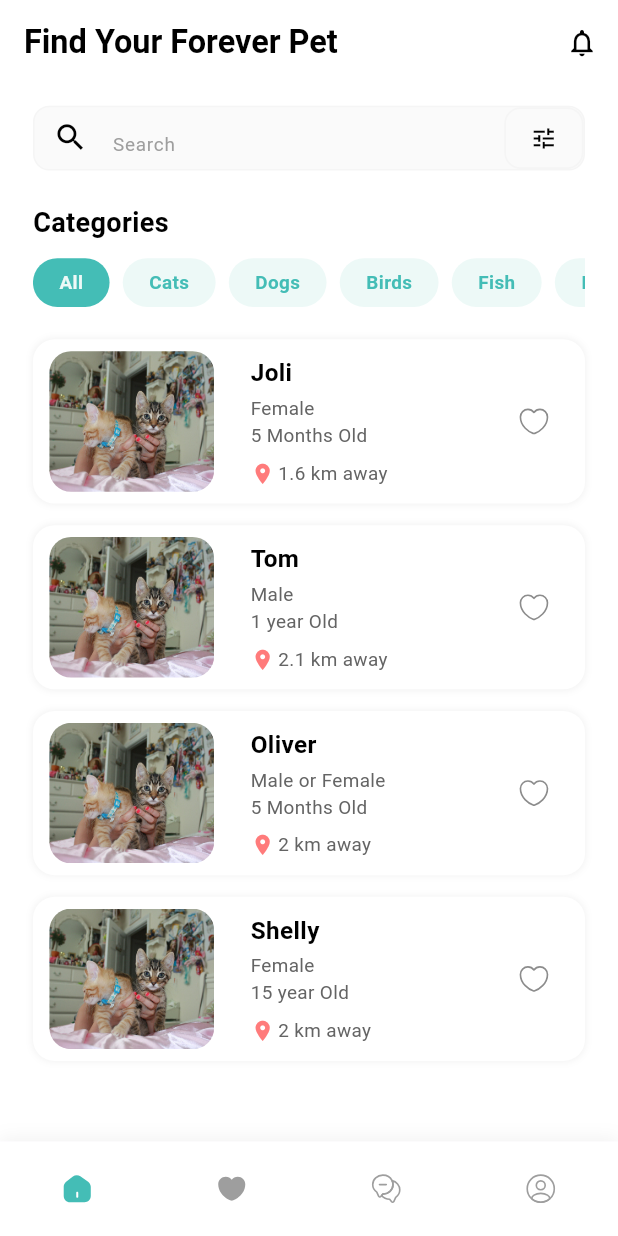
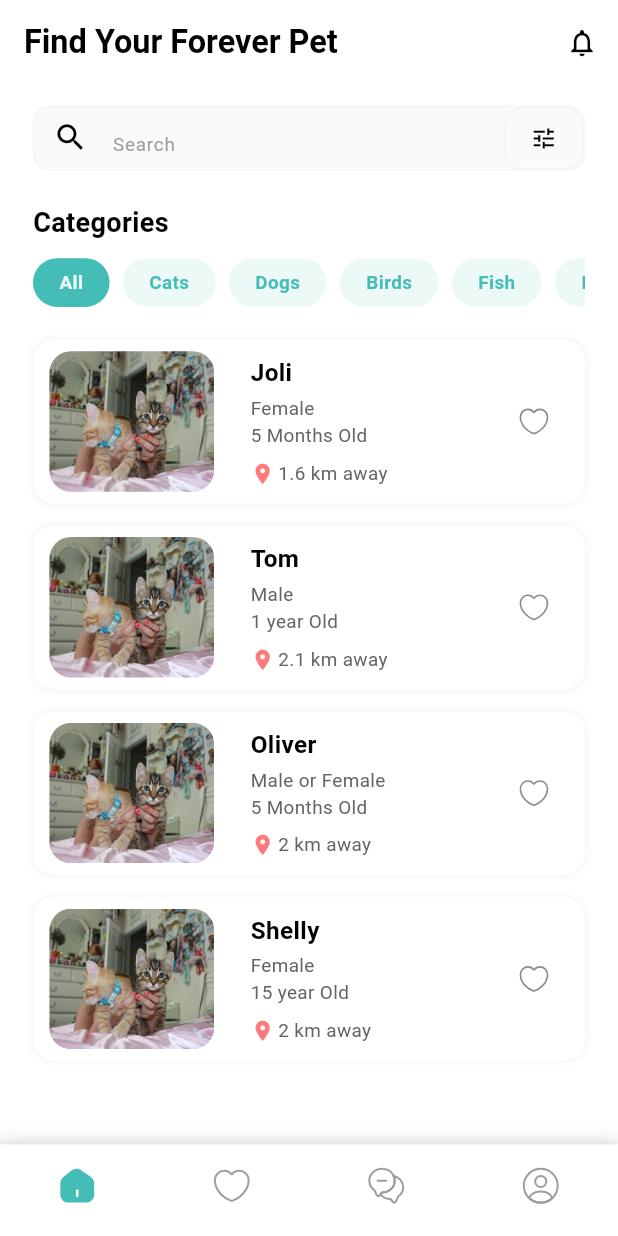
Before and after one commit to osamamohamedr1/pet-finder-task, a Flutter app: the screen it shows after launch, on a phone screen of 412 x 824 dp. Run offline on Flutter 3.47's test engine with Material 3 defaults, Android fonts, the phone set to English and light mode, and no system bars; our stand-ins replace dio, flutter_screenutil, flutter_svg, pretty_dio_logger; Roboto replaces fonts that are missing (SF Pro Display).

Commit message:
update bottom bar

```diff
--- a/lib/features/bottom_bar/presentation/views/bottom_bar.dart
+++ b/lib/features/bottom_bar/presentation/views/bottom_bar.dart
@@ -1,5 +1,8 @@
 import 'package:flutter/material.dart';
-import 'package:pet_finder/features/bottom_bar/presentation/widgets/custom_bottom_nav_bar.dart';
+import 'package:flutter_screenutil/flutter_screenutil.dart';
+import 'package:flutter_svg/flutter_svg.dart';
+import 'package:pet_finder/core/helpers/assets.dart';
+import 'package:pet_finder/core/theme/colors_manager.dart';
 import 'package:pet_finder/features/pets/presentation/views/pets_view.dart';
 
 class BottomBar extends StatefulWidget {
@@ -14,9 +17,9 @@ class _BottomBarState extends State<BottomBar> {
 
   final List<Widget> _screens = [
     const PetsView(),
-    const Placeholder(), // Favorites screen - TODO
-    const Placeholder(), // Messages screen - TODO
-    const Placeholder(), // Profile screen - TODO
+    const Placeholder(),
+    const Placeholder(),
+    const Placeholder(),
   ];
 
   void _onTabTapped(int index) {
@@ -25,13 +28,79 @@ class _BottomBarState extends State<BottomBar> {
     });
   }
 
+  Widget _buildIcon(String activeIcon, String inactiveIcon, bool isActive) {
+    return SvgPicture.asset(
+      isActive ? activeIcon : inactiveIcon,
+      width: 30.w,
+      height: 30.h,
+      colorFilter: ColorFilter.mode(
+        isActive ? ColorsManager.iconActive : ColorsManager.iconInactive,
+        BlendMode.srcIn,
+      ),
+    );
+  }
+
   @override
   Widget build(BuildContext context) {
     return Scaffold(
       body: _screens[_currentIndex],
-      bottomNavigationBar: CustomBottomNavBar(
-        currentIndex: _currentIndex,
-        onTap: _onTabTapped,
+      bottomNavigationBar: Container(
+        decoration: BoxDecoration(
+          color: ColorsManager.white,
+          boxShadow: [
+            BoxShadow(
+              color: Colors.black.withValues(alpha: .1),
+              blurRadius: 10.r,
+              spreadRadius: 1.r,
+              offset: const Offset(0, -2),
+            ),
+          ],
+        ),
+        child: BottomNavigationBar(
+          currentIndex: _currentIndex,
+          onTap: _onTabTapped,
+          type: BottomNavigationBarType.fixed,
+          backgroundColor: ColorsManager.white,
+          selectedItemColor: ColorsManager.iconActive,
+          unselectedItemColor: ColorsManager.iconInactive,
+          showSelectedLabels: false,
+          showUnselectedLabels: false,
+          elevation: 8,
+          items: [
+            BottomNavigationBarItem(
+              icon: _buildIcon(
+                Assets.svgsHome2,
+                Assets.svgsHome,
+                _currentIndex == 0,
+              ),
+              label: 'Home',
+            ),
+            BottomNavigationBarItem(
+              icon: _buildIcon(
+                Assets.svgsHeart2,
+                Assets.svgsHeart,
+                _currentIndex == 1,
+              ),
+              label: 'Favorites',
+            ),
+            BottomNavigationBarItem(
+              icon: _buildIcon(
+                Assets.svgsMessages,
+                Assets.svgsMessages,
+                _currentIndex == 2,
+              ),
+              label: 'Messages',
+            ),
+            BottomNavigationBarItem(
+              icon: _buildIcon(
+                Assets.svgsProfileCircle,
+                Assets.svgsProfileCircle,
+                _currentIndex == 3,
+              ),
+              label: 'Profile',
+            ),
+          ],
+        ),
       ),
     );
   }
--- a/lib/features/bottom_bar/presentation/widgets/custom_bottom_nav_bar.dart
+++ /dev/null
@@ -1,80 +0,0 @@
-import 'package:flutter/material.dart';
-import 'package:flutter_screenutil/flutter_screenutil.dart';
-import 'package:flutter_svg/flutter_svg.dart';
-import 'package:pet_finder/core/theme/colors_manager.dart';
-
-class CustomBottomNavBar extends StatelessWidget {
-  final int currentIndex;
-  final Function(int) onTap;
-
-  const CustomBottomNavBar({
-    super.key,
-    required this.currentIndex,
-    required this.onTap,
-  });
-
-  @override
-  Widget build(BuildContext context) {
-    return Container(
-      height: 70.h,
-      decoration: BoxDecoration(
-        color: ColorsManager.white,
-        boxShadow: [
-          BoxShadow(
-            color: Colors.black.withOpacity(0.05),
-            blurRadius: 10.r,
-            offset: const Offset(0, -2),
-          ),
-        ],
-      ),
-      child: Row(
-        mainAxisAlignment: MainAxisAlignment.spaceAround,
-        children: [
-          _buildNavItem(
-            index: 0,
-            iconPath: 'assets/svgs/home-2.svg',
-            isActive: currentIndex == 0,
-          ),
-          _buildNavItem(
-            index: 1,
-            iconPath: 'assets/svgs/heart2.svg',
-            isActive: currentIndex == 1,
-          ),
-          _buildNavItem(
-            index: 2,
-            iconPath: 'assets/svgs/messages.svg',
-            isActive: currentIndex == 2,
-          ),
-          _buildNavItem(
-            index: 3,
-            iconPath: 'assets/svgs/profile-circle.svg',
-            isActive: currentIndex == 3,
-          ),
-        ],
-      ),
-    );
-  }
-
-  Widget _buildNavItem({
-    required int index,
-    required String iconPath,
-    required bool isActive,
-  }) {
-    return GestureDetector(
-      onTap: () => onTap(index),
-      behavior: HitTestBehavior.opaque,
-      child: Container(
-        padding: EdgeInsets.symmetric(horizontal: 20.w, vertical: 12.h),
-        child: SvgPicture.asset(
-          iconPath,
-          width: 24.w,
-          height: 24.h,
-          colorFilter: ColorFilter.mode(
-            isActive ? ColorsManager.iconActive : ColorsManager.iconInactive,
-            BlendMode.srcIn,
-          ),
-        ),
-      ),
-    );
-  }
-}
```
